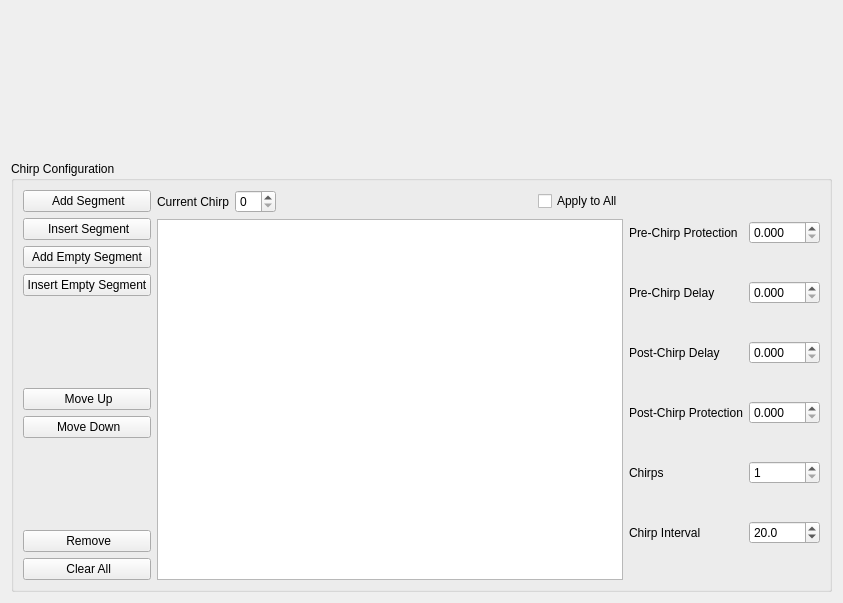
kncrabtree/blackchirp, file src/gui/widget/chirpconfigwidget.ui: the form before one commit.
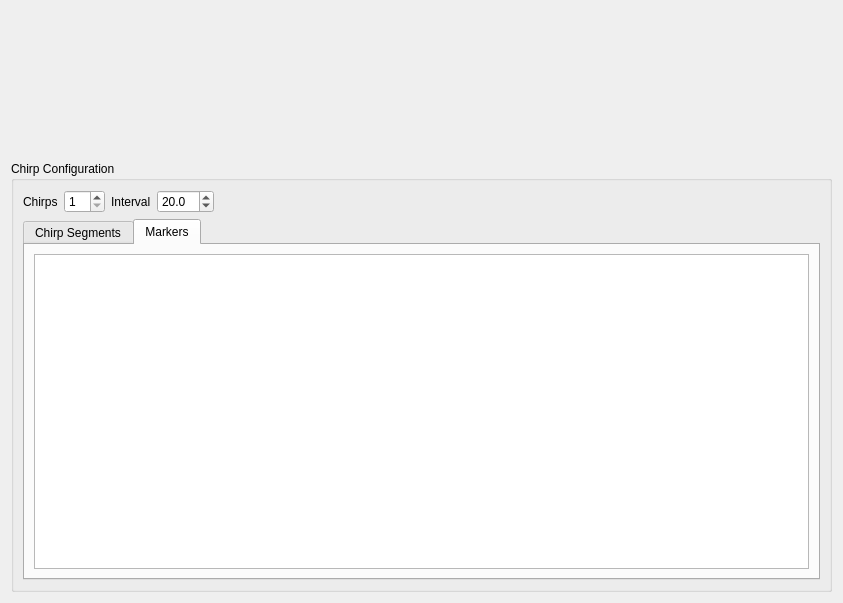
The form after the commit. The open tabs and pages were chosen to show the change. Icons and pictures are not drawn. Custom widgets are drawn as their Qt base class.

Commit message: Add marker table UI to chirp configuration widget

The edit to the form file:
```diff
--- a/src/gui/widget/chirpconfigwidget.ui
+++ b/src/gui/widget/chirpconfigwidget.ui
@@ -25,6 +25,85 @@
      <property name="title">
       <string>Chirp Configuration</string>
      </property>
+     <layout class="QVBoxLayout" name="verticalLayout_outer">
+      <item>
+       <layout class="QHBoxLayout" name="chirpCountLayout">
+        <item>
+         <widget class="QLabel" name="chirpsLabel">
+          <property name="text">
+           <string>Chirps</string>
+          </property>
+         </widget>
+        </item>
+        <item>
+         <widget class="QSpinBox" name="chirpsSpinBox">
+          <property name="toolTip">
+           <string>Number of chirps in the AWG waveform.</string>
+          </property>
+          <property name="keyboardTracking">
+           <bool>false</bool>
+          </property>
+          <property name="minimum">
+           <number>1</number>
+          </property>
+          <property name="maximum">
+           <number>50</number>
+          </property>
+         </widget>
+        </item>
+        <item>
+         <widget class="QLabel" name="chirpIntervalLabel">
+          <property name="text">
+           <string>Interval</string>
+          </property>
+         </widget>
+        </item>
+        <item>
+         <widget class="QDoubleSpinBox" name="chirpIntervalDoubleSpinBox">
+          <property name="toolTip">
+           <string>&lt;html&gt;&lt;head/&gt;&lt;body&gt;&lt;p&gt;Time from beginning of one chirp to the beginning of the next.&lt;/p&gt;&lt;/body&gt;&lt;/html&gt;</string>
+          </property>
+          <property name="keyboardTracking">
+           <bool>false</bool>
+          </property>
+          <property name="decimals">
+           <number>1</number>
+          </property>
+          <property name="minimum">
+           <double>5.000000000000000</double>
+          </property>
+          <property name="singleStep">
+           <double>1.000000000000000</double>
+          </property>
+          <property name="value">
+           <double>20.000000000000000</double>
+          </property>
+         </widget>
+        </item>
+        <item>
+         <spacer name="horizontalSpacer_top">
+          <property name="orientation">
+           <enum>Qt::Horizontal</enum>
+          </property>
+          <property name="sizeHint" stdset="0">
+           <size>
+            <width>40</width>
+            <height>20</height>
+           </size>
+          </property>
+         </spacer>
+        </item>
+       </layout>
+      </item>
+      <item>
+       <widget class="QTabWidget" name="configTabWidget">
+        <property name="currentIndex">
+         <number>0</number>
+        </property>
+        <widget class="QWidget" name="chirpSegmentsTab">
+         <attribute name="title">
+          <string>Chirp Segments</string>
+         </attribute>
      <layout class="QHBoxLayout" name="horizontalLayout_2">
       <item>
        <layout class="QVBoxLayout" name="verticalLayout_2">
@@ -249,201 +328,23 @@
         </item>
        </layout>
       </item>
+         </layout>
+        </widget>
+        <widget class="QWidget" name="markersTab">
+         <attribute name="title">
+          <string>Markers</string>
+         </attribute>
+         <layout class="QVBoxLayout" name="markersTabLayout">
       <item>
-       <layout class="QFormLayout" name="formLayout">
-        <property name="fieldGrowthPolicy">
-         <enum>QFormLayout::AllNonFixedFieldsGrow</enum>
-        </property>
-        <item row="1" column="0">
-         <widget class="QLabel" name="preChirpDelayLabel">
-          <property name="sizePolicy">
-           <sizepolicy hsizetype="Preferred" vsizetype="Expanding">
-            <horstretch>0</horstretch>
-            <verstretch>0</verstretch>
-           </sizepolicy>
-          </property>
-          <property name="text">
-           <string>Pre-Chirp Delay</string>
-          </property>
-         </widget>
-        </item>
-        <item row="3" column="0">
-         <widget class="QLabel" name="protectionDelayLabel">
-          <property name="sizePolicy">
-           <sizepolicy hsizetype="Preferred" vsizetype="Expanding">
-            <horstretch>0</horstretch>
-            <verstretch>0</verstretch>
-           </sizepolicy>
-          </property>
-          <property name="text">
-           <string>Post-Chirp Protection</string>
-          </property>
-         </widget>
-        </item>
-        <item row="4" column="0">
-         <widget class="QLabel" name="chirpsLabel">
-          <property name="sizePolicy">
-           <sizepolicy hsizetype="Preferred" vsizetype="Expanding">
-            <horstretch>0</horstretch>
-            <verstretch>0</verstretch>
-           </sizepolicy>
-          </property>
-          <property name="text">
-           <string>Chirps</string>
-          </property>
-         </widget>
-        </item>
-        <item row="4" column="1">
-         <widget class="QSpinBox" name="chirpsSpinBox">
-          <property name="toolTip">
-           <string>Number of chirps in the AWG waveform.</string>
-          </property>
-          <property name="keyboardTracking">
-           <bool>false</bool>
-          </property>
-          <property name="minimum">
-           <number>1</number>
-          </property>
-          <property name="maximum">
-           <number>50</number>
-          </property>
-         </widget>
-        </item>
-        <item row="5" column="0">
-         <widget class="QLabel" name="chirpIntervalLabel">
-          <property name="sizePolicy">
-           <sizepolicy hsizetype="Preferred" vsizetype="Expanding">
-            <horstretch>0</horstretch>
-            <verstretch>0</verstretch>
-           </sizepolicy>
-          </property>
-          <property name="text">
-           <string>Chirp Interval</string>
-          </property>
-         </widget>
-        </item>
-        <item row="5" column="1">
-         <widget class="QDoubleSpinBox" name="chirpIntervalDoubleSpinBox">
-          <property name="toolTip">
-           <string>&lt;html&gt;&lt;head/&gt;&lt;body&gt;&lt;p&gt;Time from beginning of one chirp to the beginning of the next.&lt;/p&gt;&lt;p&gt;Minimum is pre-chirp delay + chirp duration + protection delay + FID time + 4 μs.&lt;/p&gt;&lt;p&gt;Setting the chirp interval below this value will cause problems, as the scope will miss chirps and become unsynschronized.&lt;/p&gt;&lt;/body&gt;&lt;/html&gt;</string>
-          </property>
-          <property name="keyboardTracking">
-           <bool>false</bool>
-          </property>
-          <property name="suffix">
-           <string/>
-          </property>
-          <property name="decimals">
-           <number>1</number>
-          </property>
-          <property name="minimum">
-           <double>5.000000000000000</double>
-          </property>
-          <property name="singleStep">
-           <double>1.000000000000000</double>
-          </property>
-          <property name="value">
-           <double>20.000000000000000</double>
-          </property>
-         </widget>
-        </item>
-        <item row="0" column="0">
-         <widget class="QLabel" name="preChirpProtectionLabel">
-          <property name="sizePolicy">
-           <sizepolicy hsizetype="Preferred" vsizetype="Expanding">
-            <horstretch>0</horstretch>
-            <verstretch>0</verstretch>
-           </sizepolicy>
-          </property>
-          <property name="text">
-           <string>Pre-Chirp Protection</string>
-          </property>
-         </widget>
-        </item>
-        <item row="2" column="0">
-         <widget class="QLabel" name="postChirpDelayLabel">
-          <property name="sizePolicy">
-           <sizepolicy hsizetype="Preferred" vsizetype="Expanding">
-            <horstretch>0</horstretch>
-            <verstretch>0</verstretch>
-           </sizepolicy>
-          </property>
-          <property name="text">
-           <string>Post-Chirp Delay</string>
-          </property>
-         </widget>
-        </item>
-        <item row="0" column="1">
-         <widget class="QDoubleSpinBox" name="preChirpProtectionDoubleSpinBox">
-          <property name="keyboardTracking">
-           <bool>false</bool>
-          </property>
-          <property name="decimals">
-           <number>3</number>
-          </property>
-          <property name="maximum">
-           <double>100.000000000000000</double>
-          </property>
-          <property name="singleStep">
-           <double>0.010000000000000</double>
-          </property>
-         </widget>
-        </item>
-        <item row="1" column="1">
-         <widget class="QDoubleSpinBox" name="preChirpDelayDoubleSpinBox">
-          <property name="toolTip">
-           <string>After t0 pulse (which sends TWT enable and protection signals), how long to wait before starting chirp.</string>
-          </property>
-          <property name="keyboardTracking">
-           <bool>false</bool>
-          </property>
-          <property name="decimals">
-           <number>3</number>
-          </property>
-          <property name="maximum">
-           <double>100.000000000000000</double>
-          </property>
-          <property name="singleStep">
-           <double>0.010000000000000</double>
-          </property>
-         </widget>
-        </item>
-        <item row="2" column="1">
-         <widget class="QDoubleSpinBox" name="postChirpDelayDoubleSpinBox">
-          <property name="toolTip">
-           <string>Following chirp, how long to wait before disabling TWT.</string>
-          </property>
-          <property name="decimals">
-           <number>3</number>
-          </property>
-          <property name="maximum">
-           <double>100.000000000000000</double>
-          </property>
-          <property name="singleStep">
-           <double>0.010000000000000</double>
-          </property>
-         </widget>
-        </item>
-        <item row="3" column="1">
-         <widget class="QDoubleSpinBox" name="postChirpProtectionDoubleSpinBox">
-          <property name="toolTip">
-           <string>Following chirp, how long to wait before closing protection switch.</string>
-          </property>
-          <property name="keyboardTracking">
-           <bool>false</bool>
-          </property>
-          <property name="decimals">
-           <number>3</number>
-          </property>
-          <property name="maximum">
-           <double>100.000000000000000</double>
-          </property>
-          <property name="singleStep">
-           <double>0.010000000000000</double>
+           <widget class="QTableView" name="markerTable">
+            <property name="selectionBehavior">
+             <enum>QAbstractItemView::SelectRows</enum>
           </property>
          </widget>
         </item>
        </layout>
+        </widget>
+       </widget>
       </item>
      </layout>
     </widget>
```
Left out of the diff: 11 changed lines with no effect on the pictures. Lines whose indentation alone changed are shown as unchanged. The commit also changes 7 other files.
